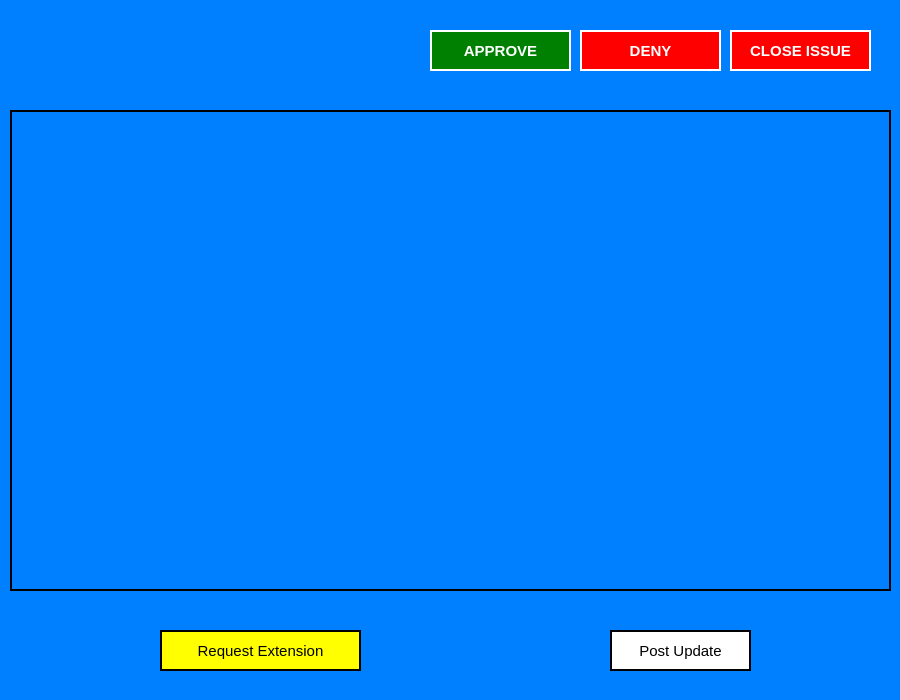
The window that pyqt5_files/issue_window.ui (ChanJiaJin/SIT-CAPSTONE) describes before a commit, drawn with Qt 5.
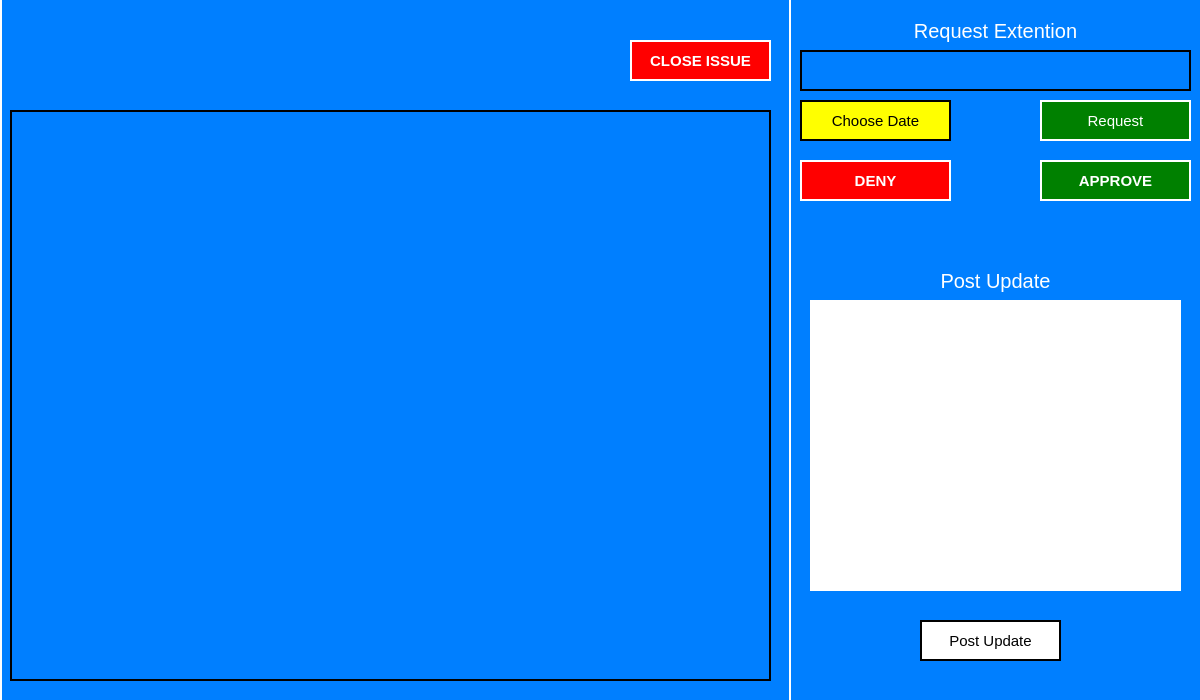
The same window after the commit.

Commit message: Added calendar window, modified project window to add my_issues and issue window to add extention request and update

The edit to the form file:
```diff
--- a/pyqt5_files/issue_window.ui
+++ b/pyqt5_files/issue_window.ui
@@ -6,19 +6,19 @@
    <rect>
     <x>0</x>
     <y>0</y>
-    <width>900</width>
+    <width>1200</width>
     <height>700</height>
    </rect>
   </property>
   <property name="minimumSize">
    <size>
-    <width>900</width>
+    <width>1200</width>
     <height>700</height>
    </size>
   </property>
   <property name="maximumSize">
    <size>
-    <width>900</width>
+    <width>1200</width>
     <height>700</height>
    </size>
   </property>
@@ -91,76 +91,13 @@
      <set>Qt::AlignCenter</set>
     </property>
    </widget>
-   <widget class="QPushButton" name="setStatus_btn">
-    <property name="geometry">
-     <rect>
-      <x>430</x>
-      <y>30</y>
-      <width>141</width>
-      <height>41</height>
-     </rect>
-    </property>
-    <property name="styleSheet">
-     <string notr="true">background-color: green;
-color: white;
-border: 2px solid white;
-border-radius: none;
-font-size: 15px;
-font-weight: bold</string>
-    </property>
-    <property name="text">
-     <string>APPROVE</string>
-    </property>
-   </widget>
-   <widget class="QPushButton" name="setStatus_btn_2">
-    <property name="geometry">
-     <rect>
-      <x>580</x>
-      <y>30</y>
-      <width>141</width>
-      <height>41</height>
-     </rect>
-    </property>
-    <property name="styleSheet">
-     <string notr="true">background-color: red;
-color: white;
-border: 2px solid white;
-border-radius: none;
-font-size: 15px;
-font-weight: bold</string>
-    </property>
-    <property name="text">
-     <string>DENY</string>
-    </property>
-   </widget>
-   <widget class="QPushButton" name="setStatus_btn_3">
-    <property name="geometry">
-     <rect>
-      <x>730</x>
-      <y>30</y>
-      <width>141</width>
-      <height>41</height>
-     </rect>
-    </property>
-    <property name="styleSheet">
-     <string notr="true">background-color: red;
-color: white;
-border: 2px solid white;
-border-radius: none;
-font-size: 15px;
-font-weight: bold</string>
-    </property>
-    <property name="text">
-     <string>CLOSE ISSUE</string>
-    </property>
-   </widget>
    <widget class="QTableView" name="tableView">
     <property name="geometry">
      <rect>
       <x>10</x>
       <y>110</y>
-      <width>881</width>
-      <height>481</height>
+      <width>761</width>
+      <height>571</height>
      </rect>
     </property>
     <property name="styleSheet">
@@ -169,32 +106,104 @@
 border: 2px solid black;</string>
     </property>
    </widget>
-   <widget class="QPushButton" name="setStatus_btn_4">
+   <widget class="QGroupBox" name="groupBox">
     <property name="geometry">
      <rect>
-      <x>610</x>
-      <y>630</y>
-      <width>141</width>
-      <height>41</height>
+      <x>0</x>
+      <y>-10</y>
+      <width>791</width>
+      <height>811</height>
      </rect>
     </property>
     <property name="styleSheet">
-     <string notr="true">background-color: white;
-color: black;
-border: 2px solid black;
+     <string notr="true">border: 2px solid white;</string>
+    </property>
+    <property name="title">
+     <string/>
+    </property>
+    <widget class="QPushButton" name="setStatus_btn_3">
+     <property name="geometry">
+      <rect>
+       <x>630</x>
+       <y>50</y>
+       <width>141</width>
+       <height>41</height>
+      </rect>
+     </property>
+     <property name="styleSheet">
+      <string notr="true">background-color: red;
+color: white;
+border: 2px solid white;
 border-radius: none;
-font-size: 15px;</string>
+font-size: 15px;
+font-weight: bold</string>
+     </property>
+     <property name="text">
+      <string>CLOSE ISSUE</string>
+     </property>
+    </widget>
+   </widget>
+   <widget class="QLabel" name="label">
+    <property name="geometry">
+     <rect>
+      <x>900</x>
+      <y>10</y>
+      <width>191</width>
+      <height>41</height>
+     </rect>
+    </property>
+    <property name="styleSheet">
+     <string notr="true">font-size: 20px;
+border: none;</string>
     </property>
     <property name="text">
-     <string>Post Update</string>
+     <string>Request Extention</string>
+    </property>
+    <property name="alignment">
+     <set>Qt::AlignCenter</set>
+    </property>
+   </widget>
+   <widget class="QLineEdit" name="requestExtention_date_display">
+    <property name="geometry">
+     <rect>
+      <x>800</x>
+      <y>50</y>
+      <width>391</width>
+      <height>41</height>
+     </rect>
+    </property>
+    <property name="styleSheet">
+     <string notr="true">background-color: &quot;light gray&quot;;
+border: 2px solid black;
+font-size: 20px;</string>
     </property>
    </widget>
    <widget class="QPushButton" name="setStatus_btn_5">
     <property name="geometry">
      <rect>
-      <x>160</x>
-      <y>630</y>
-      <width>201</width>
+      <x>1040</x>
+      <y>100</y>
+      <width>151</width>
+      <height>41</height>
+     </rect>
+    </property>
+    <property name="styleSheet">
+     <string notr="true">background-color: green;
+color: white;
+border: 2px solid white;
+border-radius: none;
+font-size: 15px;</string>
+    </property>
+    <property name="text">
+     <string>Request</string>
+    </property>
+   </widget>
+   <widget class="QPushButton" name="requestExtention_date_selection_btn">
+    <property name="geometry">
+     <rect>
+      <x>800</x>
+      <y>100</y>
+      <width>151</width>
       <height>41</height>
      </rect>
     </property>
@@ -206,9 +215,121 @@
 font-size: 15px;</string>
     </property>
     <property name="text">
-     <string>Request Extension</string>
+     <string>Choose Date</string>
     </property>
    </widget>
+   <widget class="QPushButton" name="issue_postUpdate_btn">
+    <property name="geometry">
+     <rect>
+      <x>920</x>
+      <y>620</y>
+      <width>141</width>
+      <height>41</height>
+     </rect>
+    </property>
+    <property name="styleSheet">
+     <string notr="true">background-color: white;
+color: black;
+border: 2px solid black;
+border-radius: none;
+font-size: 15px;</string>
+    </property>
+    <property name="text">
+     <string>Post Update</string>
+    </property>
+   </widget>
+   <widget class="QPushButton" name="setStatus_btn">
+    <property name="geometry">
+     <rect>
+      <x>1040</x>
+      <y>160</y>
+      <width>151</width>
+      <height>41</height>
+     </rect>
+    </property>
+    <property name="styleSheet">
+     <string notr="true">background-color: green;
+color: white;
+border: 2px solid white;
+border-radius: none;
+font-size: 15px;
+font-weight: bold</string>
+    </property>
+    <property name="text">
+     <string>APPROVE</string>
+    </property>
+   </widget>
+   <widget class="QPushButton" name="setStatus_btn_2">
+    <property name="geometry">
+     <rect>
+      <x>800</x>
+      <y>160</y>
+      <width>151</width>
+      <height>41</height>
+     </rect>
+    </property>
+    <property name="styleSheet">
+     <string notr="true">background-color: red;
+color: white;
+border: 2px solid white;
+border-radius: none;
+font-size: 15px;
+font-weight: bold</string>
+    </property>
+    <property name="text">
+     <string>DENY</string>
+    </property>
+   </widget>
+   <widget class="QLabel" name="label_2">
+    <property name="geometry">
+     <rect>
+      <x>900</x>
+      <y>260</y>
+      <width>191</width>
+      <height>41</height>
+     </rect>
+    </property>
+    <property name="styleSheet">
+     <string notr="true">font-size: 20px;
+border: none;</string>
+    </property>
+    <property name="text">
+     <string>Post Update</string>
+    </property>
+    <property name="alignment">
+     <set>Qt::AlignCenter</set>
+    </property>
+   </widget>
+   <widget class="QTextEdit" name="issue_postUpdate_input">
+    <property name="geometry">
+     <rect>
+      <x>810</x>
+      <y>300</y>
+      <width>371</width>
+      <height>291</height>
+     </rect>
+    </property>
+    <property name="styleSheet">
+     <string notr="true">background-color: white;
+border: 2px solid white;
+color: black;
+font-size: 20px;</string>
+    </property>
+   </widget>
+   <zorder>groupBox</zorder>
+   <zorder>issue_issueTitkle</zorder>
+   <zorder>issue_issueCode</zorder>
+   <zorder>issue_raisedDate</zorder>
+   <zorder>tableView</zorder>
+   <zorder>label</zorder>
+   <zorder>requestExtention_date_display</zorder>
+   <zorder>setStatus_btn_5</zorder>
+   <zorder>requestExtention_date_selection_btn</zorder>
+   <zorder>issue_postUpdate_btn</zorder>
+   <zorder>setStatus_btn</zorder>
+   <zorder>setStatus_btn_2</zorder>
+   <zorder>label_2</zorder>
+   <zorder>issue_postUpdate_input</zorder>
   </widget>
  </widget>
  <resources/>
```
The commit also changes 2 other files.
